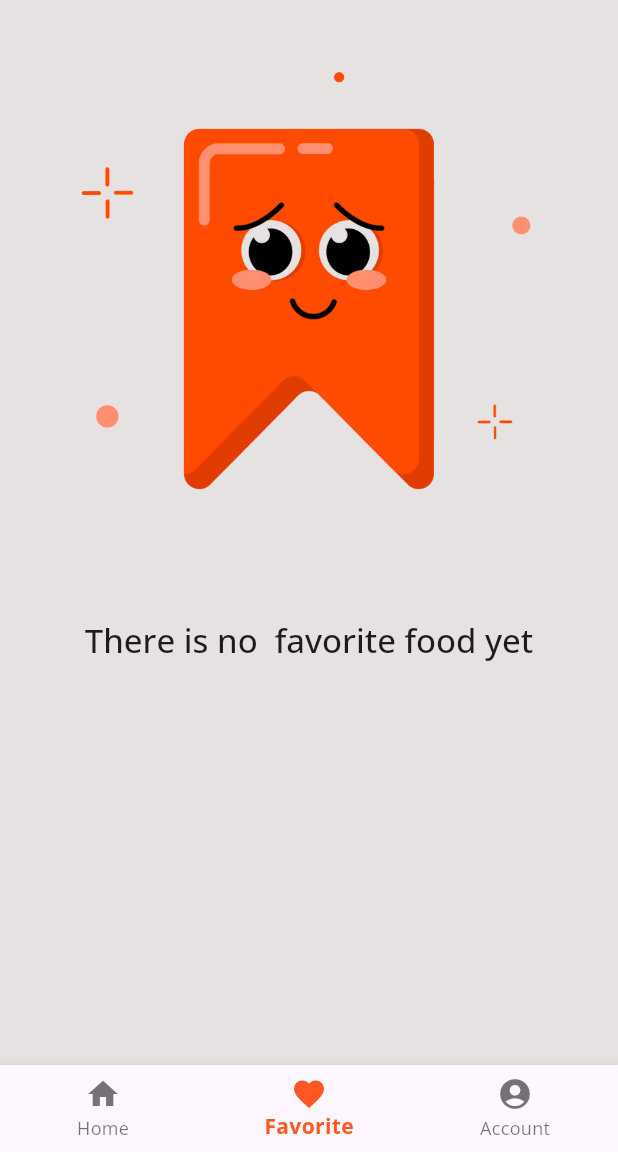
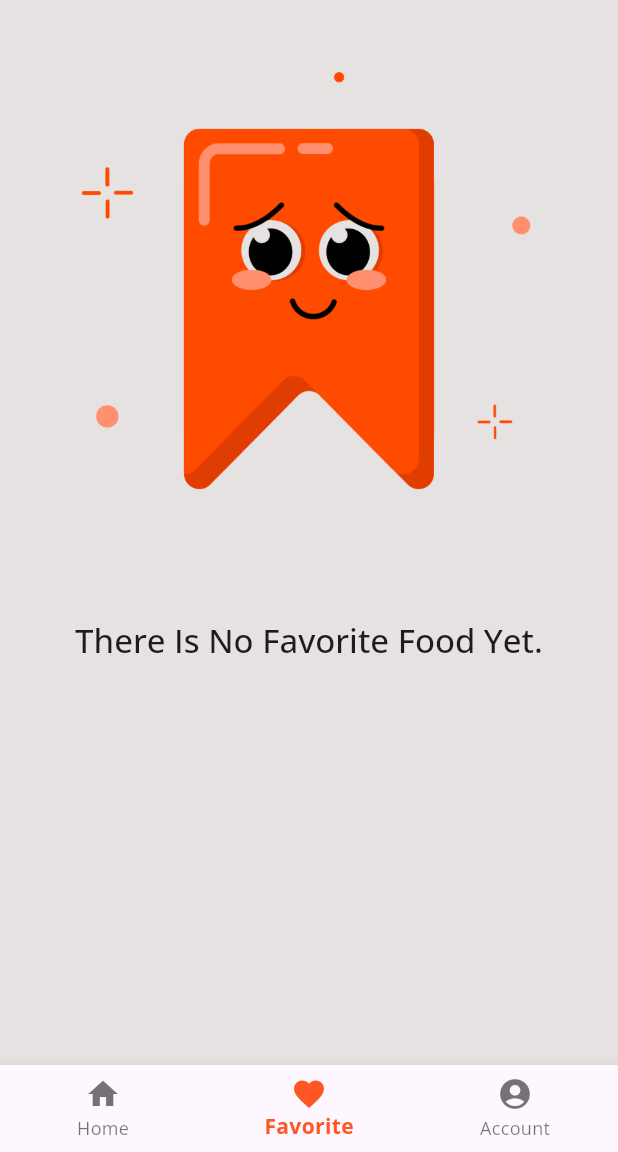
Before and after one commit to MohammadHumedat/Delifood-Application, a Flutter app: the screen it shows after launch, item 2 of the bottom bar chosen, on a phone screen of 412 x 824 dp, the part 84-1236 px from its top. Run offline on Flutter 3.47's test engine with Material 3 defaults, Android fonts, the phone set to English and light mode, and no system bars; network calls fail.

Commit message:
fix(responsivity): fix the responsive in text and images in favoriate page

```diff
--- a/lib/pages/favorite_page.dart
+++ b/lib/pages/favorite_page.dart
@@ -11,7 +11,9 @@ class FavoritePage extends StatefulWidget {
 class _FavoritePageState extends State<FavoritePage> {
   @override
   Widget build(BuildContext context) {
+    final textSacle = MediaQuery.of(context).textScaler;
     final size = MediaQuery.of(context).size;
+
     final favoriteItems =
         food.where((foodItem) => foodItem.isFavorite == true).toList();
     if (favoriteItems.isEmpty) {
@@ -24,12 +26,13 @@ class _FavoritePageState extends State<FavoritePage> {
               fit: BoxFit.cover,
             ),
             Text(
-              "There is no  favorite food yet",
-              style: Theme.of(context)
-                  .textTheme
-                  .titleLarge!
-                  .copyWith(fontWeight: FontWeight.w500),
-            ),
+              "There Is No Favorite Food Yet.",
+              style: Theme.of(context).textTheme.titleLarge!.copyWith(
+                    fontWeight: FontWeight.w500,
+                  ),
+              textScaler: textSacle,
+              maxLines: 1,
+            )
           ],
         ),
       );
```
